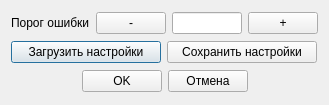
EPC-MSU/EPLab, file gui/settings.ui: the form before one commit.
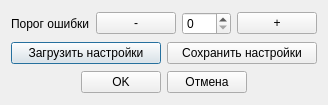
The form after the commit.

The edit to the form file:
```diff
--- a/gui/settings.ui
+++ b/gui/settings.ui
@@ -6,7 +6,7 @@
    <rect>
     <x>0</x>
     <y>0</y>
-    <width>329</width>
+    <width>326</width>
     <height>105</height>
    </rect>
   </property>
@@ -61,24 +61,9 @@
       </widget>
      </item>
      <item>
-      <widget class="QLineEdit" name="line_edit_score_threshold">
-       <property name="sizePolicy">
-        <sizepolicy hsizetype="Fixed" vsizetype="Fixed">
-         <horstretch>0</horstretch>
-         <verstretch>0</verstretch>
-        </sizepolicy>
-       </property>
-       <property name="minimumSize">
-        <size>
-         <width>70</width>
-         <height>0</height>
-        </size>
-       </property>
-       <property name="maximumSize">
-        <size>
-         <width>70</width>
-         <height>16777215</height>
-        </size>
+      <widget class="QSpinBox" name="spin_box_score_threshold">
+       <property name="maximum">
+        <number>100</number>
        </property>
       </widget>
      </item>
```
Left out of the diff: 4 changed lines with no effect on the pictures.
